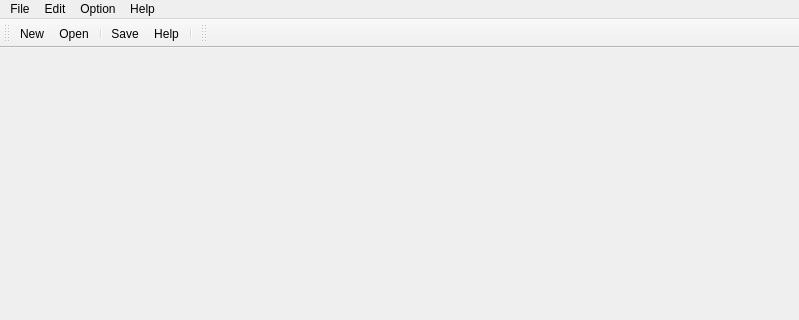
This is mainwindow.ui in jjzhang166/QtWidgetAll as Qt 5 draws it before an edit; both pictures show x 0 to 799 and y 0 to 320 of the 799 by 550 pixel window. The edited form follows.
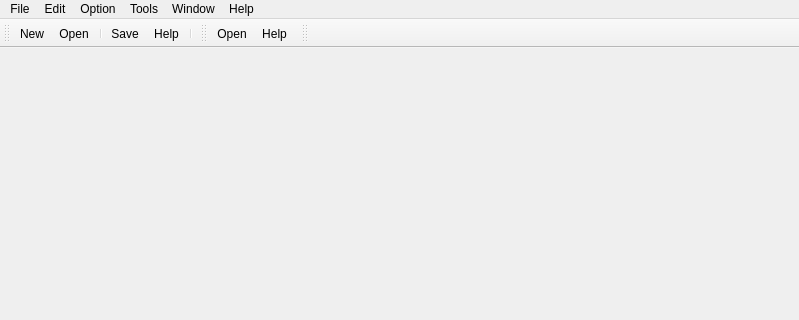
This is the edited form. Icons and pictures are not drawn.

The edit to the form file:
```diff
--- a/mainwindow.ui
+++ b/mainwindow.ui
@@ -51,9 +51,21 @@
     </property>
     <addaction name="actionFtpSeting"/>
    </widget>
+   <widget class="QMenu" name="menuWindow">
+    <property name="title">
+     <string>Window</string>
+    </property>
+   </widget>
+   <widget class="QMenu" name="menuTools">
+    <property name="title">
+     <string>Tools</string>
+    </property>
+   </widget>
    <addaction name="menuFile"/>
    <addaction name="menuEdit"/>
    <addaction name="menuOption"/>
+   <addaction name="menuTools"/>
+   <addaction name="menuWindow"/>
    <addaction name="menuHelp"/>
   </widget>
   <widget class="QToolBar" name="mainToolBar">
@@ -71,6 +83,19 @@
    <addaction name="separator"/>
   </widget>
   <widget class="QStatusBar" name="statusBar"/>
+  <widget class="QToolBar" name="loginBar">
+   <property name="windowTitle">
+    <string>loginBar</string>
+   </property>
+   <attribute name="toolBarArea">
+    <enum>TopToolBarArea</enum>
+   </attribute>
+   <attribute name="toolBarBreak">
+    <bool>false</bool>
+   </attribute>
+   <addaction name="actionOpen"/>
+   <addaction name="actionHelp"/>
+  </widget>
   <widget class="QToolBar" name="toolBar">
    <property name="windowTitle">
     <string>toolBar</string>
```
Left out of the diff: 15 changed lines with no effect on the pictures.
